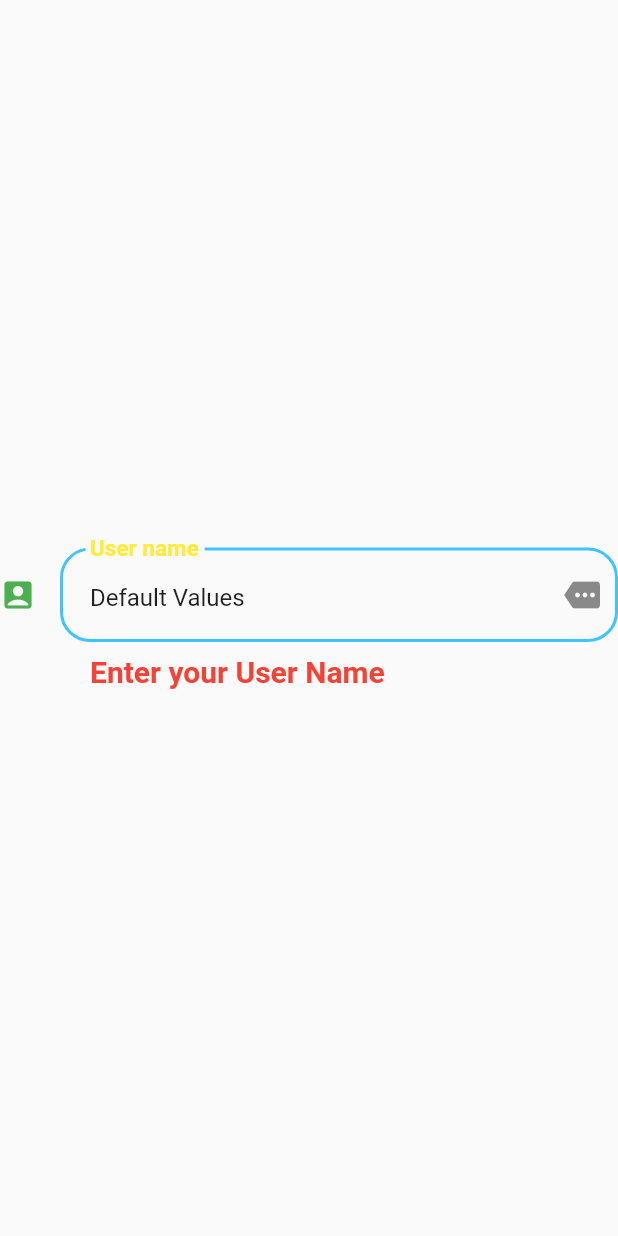
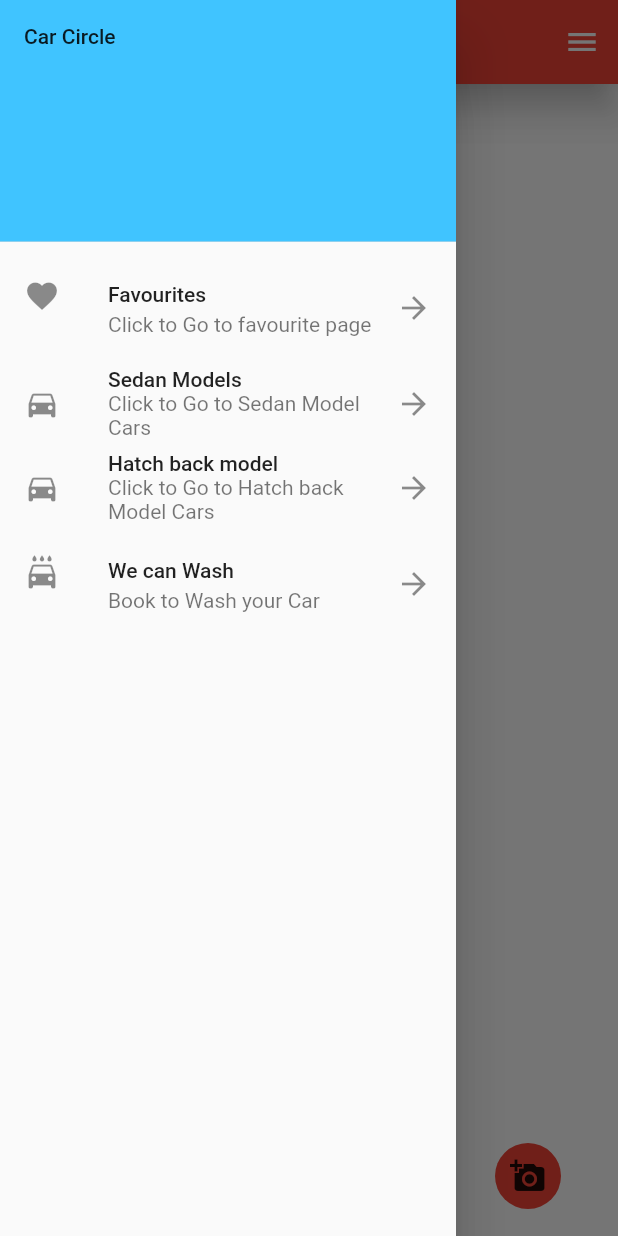
Before and after one commit to Vibinpalakkadan/nikhil, a Flutter app: the screen it shows after launch, with the side drawer open (before the commit the screen has no drawer), on a phone screen of 412 x 824 dp. Run offline on Flutter 3.47's test engine with Material 2 defaults, Android fonts, the phone set to English and light mode, and no system bars.

Commit message:
Car dealer project_flutter

```diff
--- a/lib/app.dart
+++ b/lib/app.dart
@@ -1,80 +1,150 @@
+//app.dart
+//my "CAR"t  project
 
-import 'package:flutter/cupertino.dart';
+
 import 'package:flutter/material.dart';
-//import './widgets/buttonSamples.dart';
+import './widgets/buttonSamples.dart';
 class App extends StatelessWidget {
   @override
   Widget build(BuildContext context) {
     return MaterialApp(
       title: "Mallu Developer",
       home: Scaffold(
-          body: Container(
-            child: Center(
-              child: TextField(
-                keyboardType: TextInputType.text,
-                onChanged: (String textValue) {
-                   print("Output: " + textValue);
-                },
-                enabled: true, //we can disable Keyboard by giving false instead of true boolean here
-                controller: TextEditingController(text:"Default Values"),
-                decoration: InputDecoration(
-                      enabledBorder: OutlineInputBorder(
-                        borderSide: BorderSide(
-                          color: Colors.lightBlueAccent,
-                          width: 2,
-                      ),
-                      borderRadius: BorderRadius.circular(20),
+        body: ListView(
+          children: [
+            ButtonSamples(),
+            ButtonSamples(),
+          ], //children
         ),
 
-                      disabledBorder: OutlineInputBorder(
-                        borderSide: BorderSide(
+        backgroundColor: Colors.white70,
+        appBar: AppBar(
+          backgroundColor: Colors.red,
+          elevation: 10, //3D effect
+          title: Text("Mallu Developer App"),
+          //leading: IconButton(
+          //  onPressed: () {
+          //  print("Leading button clicked");
+          //},
+          //icon: Icon(Icons.menu),
+          //  ),
+        ),
+        floatingActionButton: FlatButton(
+          onPressed: (){
+            print("Floating Action Button clicked");
+          },
+          child: Icon(Icons.add_a_photo),
           color: Colors.red,
-                          width: 4,
+          shape: CircleBorder(),
+          padding: EdgeInsets.all(10),
         ),
-                        borderRadius: BorderRadius.only(
-                        topLeft: Radius.circular(30),
-                        topRight: Radius.circular(28),
-                        bottomLeft: Radius.circular(23),
-                        bottomRight: Radius.circular(19),
+        drawer: Drawer(
+          child: ListView(
+            children: [
+              DrawerHeader(
+                child: Text("Car Circle"),
+                decoration: BoxDecoration(
+                  color: Colors.lightBlueAccent,
                 ),
               ),
-
-                  focusedBorder: OutlineInputBorder(
-                    borderSide: BorderSide(
-                      color: Colors.orange,
-                      width: 3,
+              ListTile(
+                title:  Text("Favourites"),
+                subtitle: Text("Click to Go to favourite page"),
+                onTap: () {
+                  print("Go to favourite page");
+                },
+                onLongPress: () {
+                  print("Long Press Happened");
+                },
+                leading: Icon(Icons.favorite),
+                trailing: Icon(Icons.arrow_forward),
               ),
-                    borderRadius: BorderRadius.only(
-                        topLeft: Radius.circular(23),
-                        topRight: Radius.circular(23),
-                        bottomRight: Radius.circular(23),
-                        bottomLeft: Radius.circular(23),
+              ListTile(
+                title:  Text("Sedan Models"),
+                subtitle: Text("Click to Go to Sedan Model Cars"),
+                onTap: () {
+                  print("Go to Sedan Model Cars");
+                },
+                onLongPress: () {
+                  print("Long Press Happened");
+                },
+                leading: Icon(Icons.directions_car),
+                trailing: Icon(Icons.arrow_forward),
+              ),
+              ListTile(
+                title:  Text("Hatch back model"),
+                subtitle: Text("Click to Go to Hatch back Model Cars"),
+                onTap: () {
+                  print("Go to Hatch Model Cars");
+                },
+                onLongPress: () {
+                  print("Long Press Happened");
+                },
+                leading: Icon(Icons.directions_car),
+                trailing: Icon(Icons.arrow_forward),
+              ),
+              ListTile(
+                title:  Text("We can Wash"),
+                subtitle: Text("Book to Wash your Car"),
+                onTap: () {
+                  print("Car Wash Booking");
+                },
+                onLongPress: () {
+                  print("Long Press Happened");
+                },
+                leading: Icon(Icons.local_car_wash),
+                trailing: Icon(Icons.arrow_forward),
+              ),
+            ],
           ),
         ),
-                  icon: Icon(Icons.account_box,color: Colors.green),
-                  suffixIcon: Icon(Icons.more),
-                  contentPadding: EdgeInsets.all(20),
-                  labelText: "User name",
-                  labelStyle: TextStyle(
-                    color: Colors.yellow,
-                    fontSize: 20,
-                    fontWeight: FontWeight.bold,
-                  ),
-                  hintText: "eg: Michael",
-                  hintStyle: TextStyle(
-                    color: Colors.pink,
-                    fontSize: 20,
-                    fontWeight: FontWeight.normal,
-                  ),
-                  helperText: "Enter your User Name",
-                  helperStyle: TextStyle(
-                    color: Colors.red,fontSize: 20,
-                    fontWeight: FontWeight.bold,
+        endDrawer: Drawer(
+          child: ListView(
+            children: [
+              DrawerHeader(
+                child: Text("My App"),
+                decoration: BoxDecoration(
+                  color: Colors.lightBlueAccent,
                 ),
               ),
+              ListTile(
+                title:  Text("Profile"),
+                subtitle: Text("Click to Go to Profile"),
+                onTap: () {
+                  print("Go to Profile page");
+                },
+                onLongPress: () {
+                  print("Long Press Happened");
+                },
+                leading: Icon(Icons.perm_identity),
+                trailing: Icon(Icons.arrow_forward),
               ),
+              ListTile(
+                title:  Text("Accounts"),
+                subtitle: Text("Click to Go to Accounts"),
+                onTap: () {
+                  print("Go to Accounts");
+                },
+                onLongPress: () {
+                  print("Long Press Happened");
+                },
+                leading: Icon(Icons.account_box),
+                trailing: Icon(Icons.arrow_forward),
               ),
-
+              ListTile(
+                title:  Text("Settings"),
+                subtitle: Text("Click to Go to Settings"),
+                onTap: () {
+                  print("Go to Settings");
+                },
+                onLongPress: () {
+                  print("Long Press Happened");
+                },
+                leading: Icon(Icons.settings),
+                trailing: Icon(Icons.arrow_forward),
+              ),
+            ],
+          ),
         ),
       ),
     );
```
Lines whose indentation alone changed are shown as unchanged.
